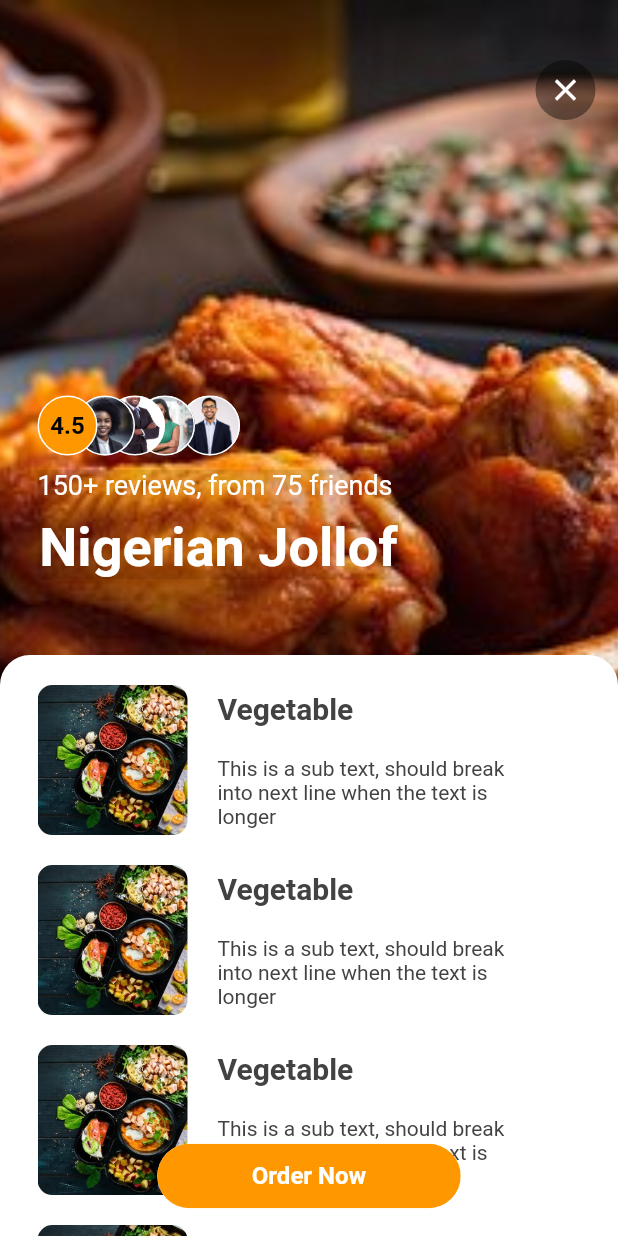
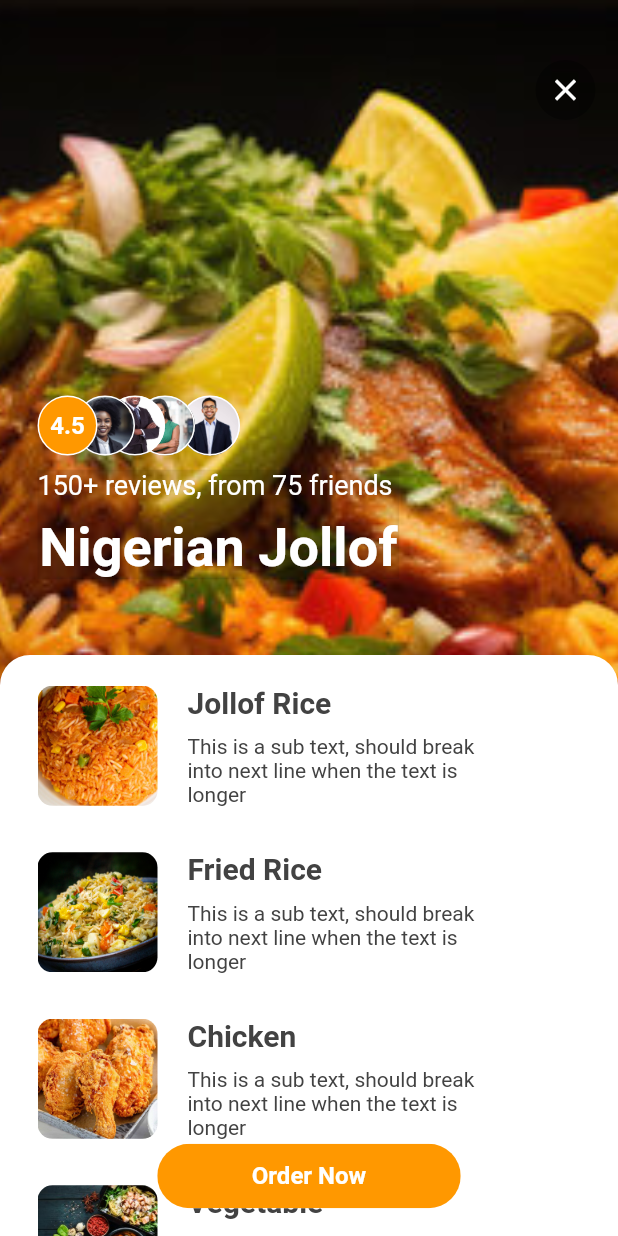
Before and after one commit to adefaze/restaurant_ui, a Flutter app: the screen it shows after launch, on a phone screen of 412 x 824 dp. Run offline on Flutter 3.47's test engine with Material 2 defaults, Android fonts, the phone set to English and light mode, and no system bars.

```diff
--- a/lib/detail.dart
+++ b/lib/detail.dart
@@ -62,7 +62,7 @@ class _DetailPageState extends State<DetailPage> {
               child: const Text(
                 '4.5',
                 style: TextStyle(
-                  color: Colors.black,
+                  color: Colors.white,
                   fontSize: 16,
                   fontWeight: FontWeight.bold,
                 ),
@@ -110,17 +110,17 @@ class _DetailPageState extends State<DetailPage> {
                 child: Column(
                   children: [
                     buildItemContainer(
-                        'Vegetable',
+                        'Jollof Rice',
                         'This is a sub text, should break into next line when the text is longer',
-                        'food'),
+                        'jollof1'),
                     buildItemContainer(
-                        'Vegetable',
+                        'Fried Rice',
                         'This is a sub text, should break into next line when the text is longer',
-                        'food'),
+                        'fried'),
                     buildItemContainer(
-                        'Vegetable',
+                        'Chicken',
                         'This is a sub text, should break into next line when the text is longer',
-                        'food'),
+                        'chicken'),
                     buildItemContainer(
                         'Vegetable',
                         'This is a sub text, should break into next line when the text is longer',
@@ -137,12 +137,12 @@ class _DetailPageState extends State<DetailPage> {
 
   Container buildItemContainer(String title, String description, String image) {
     return Container(
-      padding: const EdgeInsets.only(top: 20, left: 25, right: 45),
+      padding: const EdgeInsets.only(top: 20, left: 25, right: 45, bottom: 10),
       child: Row(
         children: [
           Container(
-            height: 100,
-            width: 100,
+            height: 80,
+            width: 80,
             decoration: BoxDecoration(
                 image: DecorationImage(
                     image: AssetImage('assets/images/$image.jpg'),
@@ -163,7 +163,7 @@ class _DetailPageState extends State<DetailPage> {
                     color: Colors.grey.shade800),
               ),
               const SizedBox(
-                height: 20,
+                height: 10,
               ),
               // ignore: sized_box_for_whitespace
               Container(
```
Also changed, not shown: assets/images/chicken.jpg (added), assets/images/fried.jpg (added), assets/images/jollof.jpg, assets/images/jollof1.jpg (added).
